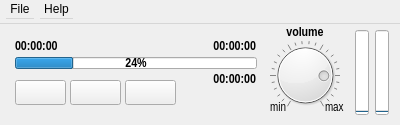
Before: the Qt Designer form aaxplayer/aaxplayer.ui in adalinbv/aax-support, drawn with Qt 5.
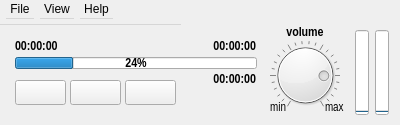
After: the same form once the commit is applied.

Commit message: Add a song info dialog

```diff
--- a/aaxplayer/aaxplayer.ui
+++ b/aaxplayer/aaxplayer.ui
@@ -33,8 +33,8 @@
     <rect>
      <x>0</x>
      <y>0</y>
-     <width>400</width>
-     <height>24</height>
+     <width>181</width>
+     <height>25</height>
     </rect>
    </property>
    <widget class="QMenu" name="menuFile">
@@ -53,7 +53,14 @@
     <addaction name="actionLicense"/>
     <addaction name="actionAbout"/>
    </widget>
+   <widget class="QMenu" name="menuView">
+    <property name="title">
+     <string>View</string>
+    </property>
+    <addaction name="actionInfo"/>
+   </widget>
    <addaction name="menuFile"/>
+   <addaction name="menuView"/>
    <addaction name="menuHelp"/>
   </widget>
   <widget class="QPushButton" name="stopPlay">
```
Left out of the diff: 8 changed lines with no effect on the pictures. The commit also changes 3 other files.
